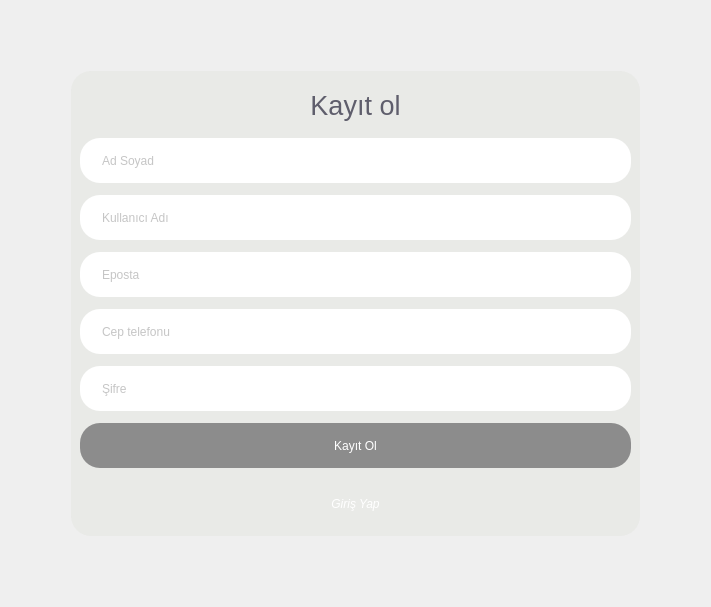
Above: uifolder/Register.ui from MahmutEsadErman/Restaurant-System before the change. Below: the same form after it.
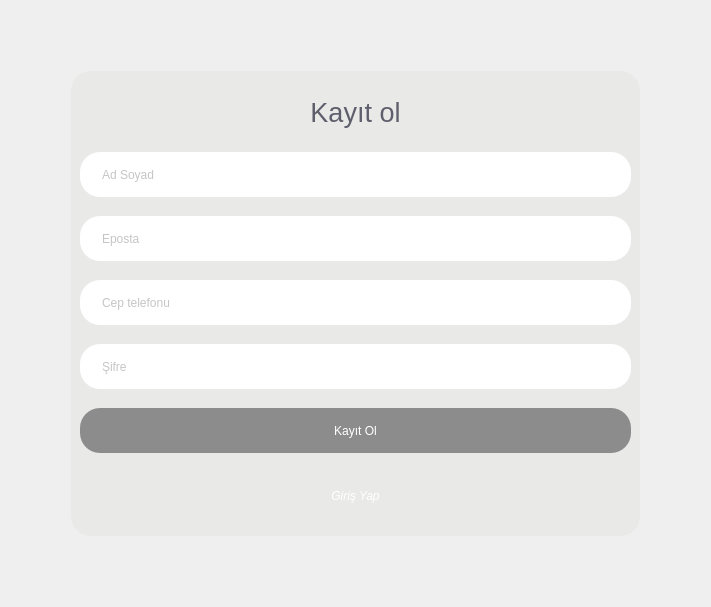
That is the form after the change.

```diff
--- a/uifolder/Register.ui
+++ b/uifolder/Register.ui
@@ -75,18 +75,8 @@
      <property name="frameShadow">
       <enum>QFrame::Raised</enum>
      </property>
-     <layout class="QGridLayout" name="gridLayout_2">
-      <item row="6" column="0">
-       <widget class="QLineEdit" name="lineEdit_3">
-        <property name="text">
-         <string/>
-        </property>
-        <property name="placeholderText">
-         <string>Şifre</string>
-        </property>
-       </widget>
-      </item>
-      <item row="1" column="0">
+     <layout class="QVBoxLayout" name="verticalLayout">
+      <item>
        <widget class="QLabel" name="label_2">
         <property name="maximumSize">
          <size>
@@ -102,24 +92,7 @@
         </property>
        </widget>
       </item>
-      <item row="7" column="0">
-       <widget class="QPushButton" name="signup_button">
-        <property name="text">
-         <string>Kayıt Ol</string>
-        </property>
-       </widget>
-      </item>
-      <item row="5" column="0">
-       <widget class="QLineEdit" name="lineEdit_2">
-        <property name="text">
-         <string/>
-        </property>
-        <property name="placeholderText">
-         <string>Cep telefonu</string>
-        </property>
-       </widget>
-      </item>
-      <item row="2" column="0">
+      <item>
        <widget class="QLineEdit" name="lineEdit">
         <property name="text">
          <string/>
@@ -129,7 +102,56 @@
         </property>
        </widget>
       </item>
-      <item row="8" column="0">
+      <item>
+       <widget class="QLineEdit" name="lineEdit_4">
+        <property name="text">
+         <string/>
+        </property>
+        <property name="placeholderText">
+         <string>Eposta</string>
+        </property>
+       </widget>
+      </item>
+      <item>
+       <widget class="QLineEdit" name="lineEdit_2">
+        <property name="text">
+         <string/>
+        </property>
+        <property name="placeholderText">
+         <string>Cep telefonu</string>
+        </property>
+       </widget>
+      </item>
+      <item>
+       <widget class="QLineEdit" name="lineEdit_3">
+        <property name="inputMask">
+         <string/>
+        </property>
+        <property name="text">
+         <string/>
+        </property>
+        <property name="echoMode">
+         <enum>QLineEdit::Password</enum>
+        </property>
+        <property name="dragEnabled">
+         <bool>false</bool>
+        </property>
+        <property name="placeholderText">
+         <string>Şifre</string>
+        </property>
+        <property name="clearButtonEnabled">
+         <bool>false</bool>
+        </property>
+       </widget>
+      </item>
+      <item>
+       <widget class="QPushButton" name="signup_button">
+        <property name="text">
+         <string>Kayıt Ol</string>
+        </property>
+       </widget>
+      </item>
+      <item>
        <widget class="QFrame" name="bottom_frame">
         <property name="minimumSize">
          <size>
@@ -180,26 +202,6 @@
         </layout>
        </widget>
       </item>
-      <item row="4" column="0">
-       <widget class="QLineEdit" name="lineEdit_4">
-        <property name="text">
-         <string/>
-        </property>
-        <property name="placeholderText">
-         <string>Eposta</string>
-        </property>
-       </widget>
-      </item>
-      <item row="3" column="0">
-       <widget class="QLineEdit" name="lineEdit_5">
-        <property name="text">
-         <string/>
-        </property>
-        <property name="placeholderText">
-         <string>Kullanıcı Adı</string>
-        </property>
-       </widget>
-      </item>
      </layout>
     </widget>
    </item>
```
